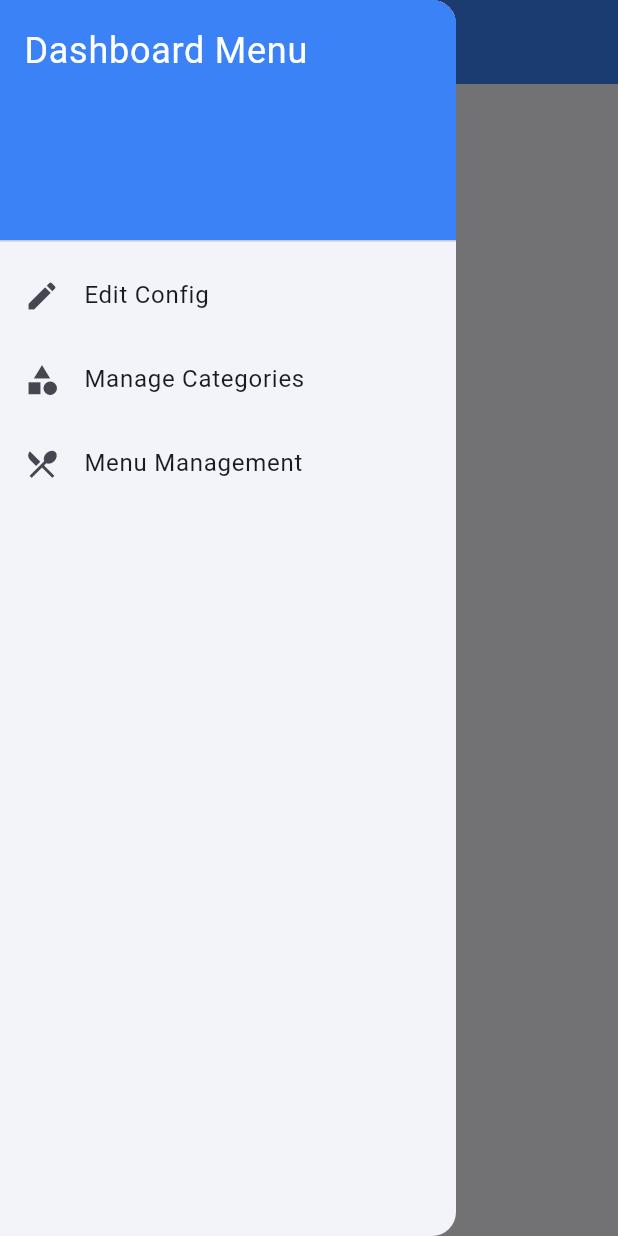
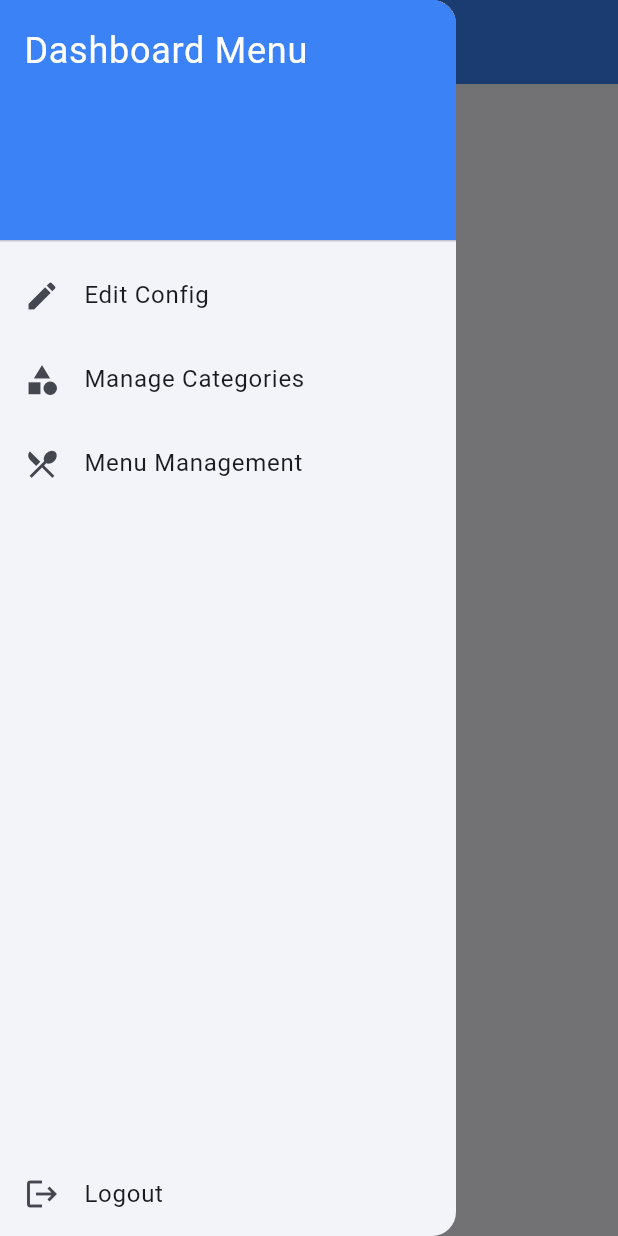
Before and after one commit to cendra-softwares/billing-software, a Flutter app: the screen it shows once a user with an empty profile is signed in, with the side drawer open, on a phone screen of 412 x 824 dp. Run offline on Flutter 3.47's test engine with Material 3 defaults, Android fonts, the phone set to English and light mode, and no system bars; our stand-ins replace file_picker, flutter_colorpicker, flutter_dotenv, flutter_riverpod, palette_generator, supabase_flutter; missing offline and left inert: fuzzywuzzy; accounts and stored records are empty.

Commit message:
Feat: Added Logout to sidebar

```diff
--- a/lib/features/auth/presentation/pages/owner_dashboard_page.dart
+++ b/lib/features/auth/presentation/pages/owner_dashboard_page.dart
@@ -3,6 +3,8 @@ import 'package:flutter_riverpod/flutter_riverpod.dart';
 import 'package:seo_biling/features/auth/presentation/providers/auth_providers.dart';
 import 'package:seo_biling/features/auth/presentation/providers/dashboard_providers.dart';
 import 'package:seo_biling/features/auth/presentation/pages/menu_management_page.dart';
+import 'package:seo_biling/features/auth/presentation/pages/login_page.dart'; // Import LoginPage
+import 'package:seo_biling/features/auth/data/auth_repository.dart'; // Import AuthRepository
 import 'package:seo_biling/features/auth/presentation/providers/theme_provider.dart';
 import 'package:seo_biling/features/auth/presentation/widgets/category_maker_dialog.dart';
 import 'package:seo_biling/features/auth/presentation/widgets/edit_config_dialog.dart';
@@ -56,11 +58,16 @@ class OwnerDashboardPage extends ConsumerWidget {
         ),
       ),
       drawer: Drawer(
+        child: Column(
+          children: <Widget>[
+            Expanded(
               child: ListView(
                 padding: EdgeInsets.zero,
                 children: <Widget>[
                   DrawerHeader(
-              decoration: BoxDecoration(color: Theme.of(context).primaryColor),
+                    decoration: BoxDecoration(
+                      color: Theme.of(context).primaryColor,
+                    ),
                     child: const Text(
                       'Dashboard Menu',
                       style: TextStyle(color: Colors.white, fontSize: 24),
@@ -95,8 +102,27 @@ class OwnerDashboardPage extends ConsumerWidget {
                       Navigator.pop(context); // Close the drawer
                       Navigator.push(
                         context,
-                  MaterialPageRoute(builder: (context) => const MenuManagementPage()),
+                        MaterialPageRoute(
+                          builder: (context) => const MenuManagementPage(),
+                        ),
                       );
+                    },
+                  ),
+                ],
+              ),
+            ),
+            ListTile(
+              leading: const Icon(Icons.logout),
+              title: const Text('Logout'),
+              onTap: () async {
+                Navigator.pop(context); // Close the drawer
+                await ref.read(authRepositoryProvider).signOut();
+                if (context.mounted) {
+                  Navigator.of(context).pushAndRemoveUntil(
+                    MaterialPageRoute(builder: (context) => const LoginPage()),
+                    (Route<dynamic> route) => false,
+                  );
+                }
               },
             ),
           ],
--- a/lib/features/auth/presentation/widgets/combo_list_dialog.dart
+++ b/lib/features/auth/presentation/widgets/combo_list_dialog.dart
@@ -21,7 +21,7 @@ class ComboListDialog extends ConsumerWidget {
             }
             return GridView.builder(
               gridDelegate: const SliverGridDelegateWithFixedCrossAxisCount(
-                crossAxisCount: 6   ,
+                crossAxisCount: 6,
                 childAspectRatio: 0.9,
                 crossAxisSpacing: 8,
                 mainAxisSpacing: 8,
```
Lines whose indentation alone changed are shown as unchanged.
